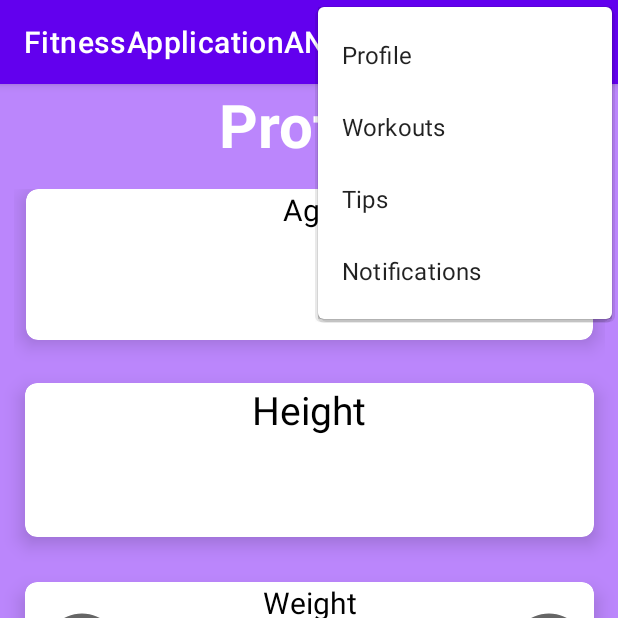
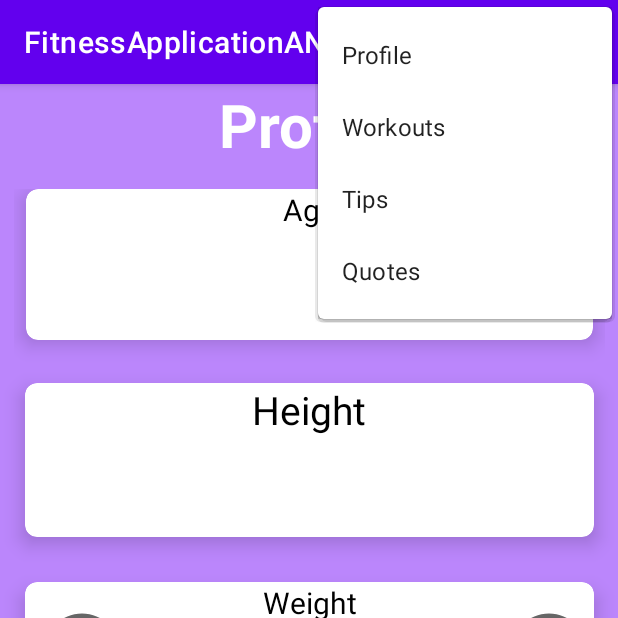
Before and after one commit to nfioavu/FitnessApplicationAND, an Android app: the screen it shows after launch (Activity3), with the options menu open, on a phone screen of 412 x 824 dp, the top half of it. Run offline under Robolectric (Android 15) with nearby library versions, the phone set to English and light mode, and no system bars.

Commit message:
little edit

```diff
--- a/app/src/main/res/menu/navigation.xml
+++ b/app/src/main/res/menu/navigation.xml
@@ -3,7 +3,8 @@
     <item
         android:id="@+id/profile"
         android:icon="@drawable/ic_baseline_person_24"
-        android:title="@string/Profile" />
+        android:title="@string/Profile"
+        />
 
     <item
         android:id="@+id/workouts"
--- a/app/src/main/res/values/strings.xml
+++ b/app/src/main/res/values/strings.xml
@@ -4,5 +4,5 @@
     <string name="Profile">Profile</string>
     <string name="Workouts">Workouts</string>
     <string name="Tips">Tips</string>
-    <string name="Notif">Notifications</string>
+    <string name="Notif">Quotes</string>
 </resources>
```
